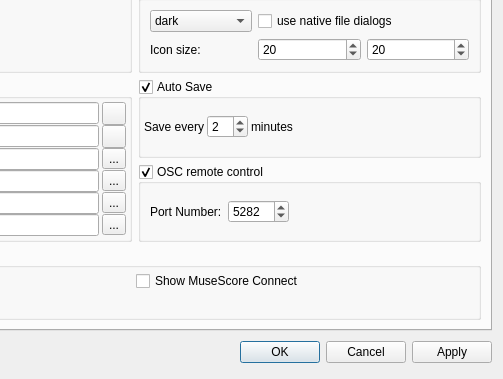
First picture: the form in mscore/mscore/prefsdialog.ui, repository musescore/musescore-old, before the edit; both pictures show x 234 to 737 and y 211 to 590 of the 737 by 590 pixel window.
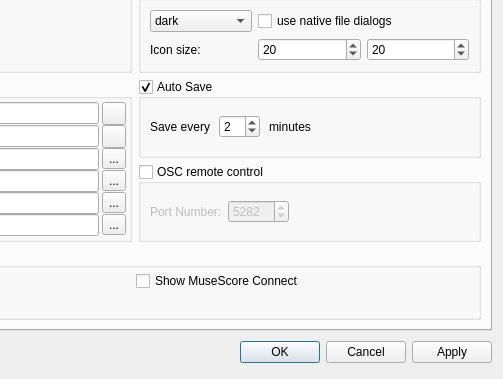
Second picture: the form after the edit. Custom widgets are drawn as their Qt base class.

Commit message: increase default size to 1024x768

```diff
--- a/mscore/mscore/prefsdialog.ui
+++ b/mscore/mscore/prefsdialog.ui
@@ -408,10 +408,10 @@
          </property>
          <layout class="QHBoxLayout">
           <property name="spacing">
-           <number>3</number>
+           <number>9</number>
           </property>
           <property name="margin">
-           <number>3</number>
+           <number>9</number>
           </property>
           <item>
            <widget class="QLabel" name="label_25">
@@ -497,9 +497,15 @@
          <property name="title">
           <string>OSC remote control</string>
          </property>
+         <property name="flat">
+          <bool>false</bool>
+         </property>
          <property name="checkable">
           <bool>true</bool>
          </property>
+         <property name="checked">
+          <bool>false</bool>
+         </property>
          <layout class="QHBoxLayout" name="horizontalLayout_9">
           <item>
            <widget class="QLabel" name="label">
```
Left out of the diff: 5 changed lines with no effect on the pictures. The commit also changes 2 other files.
